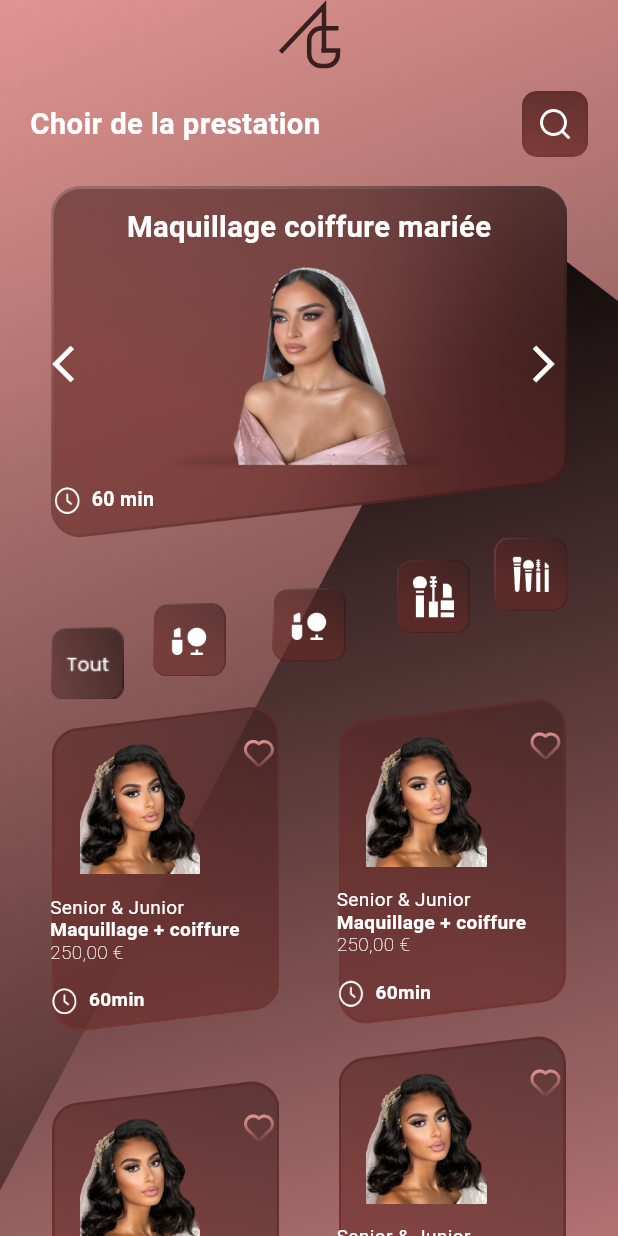
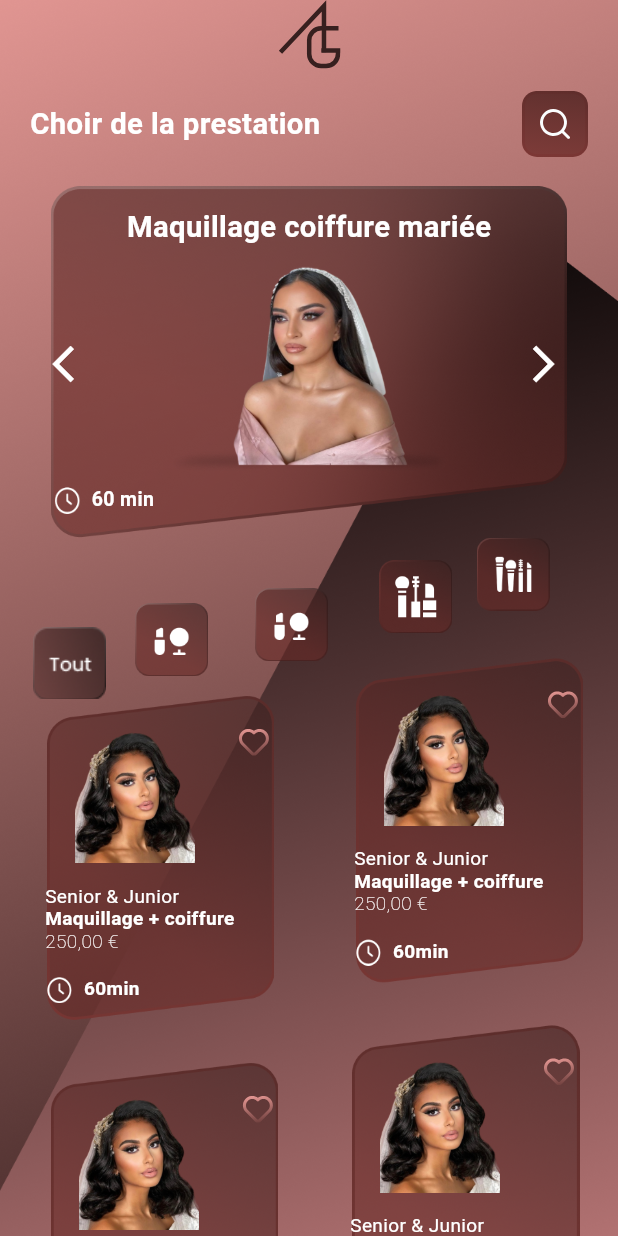
Before and after one commit to MUHAMMMADJUNAID1/dashboard_view, a Flutter app: the screen it shows after launch, on a phone screen of 412 x 824 dp. Run offline on Flutter 3.47's test engine with Material 3 defaults, Android fonts, the phone set to English and light mode, and no system bars; our stand-ins replace carousel_slider, device_preview, dots_indicator, flutter_screenutil, flutter_svg.

Commit message:
working on the responsive of the uesr need

```diff
--- a/lib/Common/bottomContainer.dart
+++ b/lib/Common/bottomContainer.dart
@@ -10,6 +10,8 @@ class BottomContainer extends StatelessWidget {
     return Container(
       width: 165.w,
       height: 225.h,
+      padding: const EdgeInsets.all(0),
+      margin: const EdgeInsets.all(0),
       decoration: const BoxDecoration(
           image: DecorationImage(
             image: AssetImage(
--- a/lib/View/DashBoard/home.dart
+++ b/lib/View/DashBoard/home.dart
@@ -37,7 +37,8 @@ class _HomeViewState extends State<HomeView> {
         backgroundColor: Colors.transparent,
         body: SafeArea(
           child: SingleChildScrollView(
-                child: Column(children: [
+            child: Column(
+              children: [
                 Padding(
                   padding: const EdgeInsets.symmetric(horizontal: 20),
                   child: Column(
@@ -59,8 +60,7 @@ class _HomeViewState extends State<HomeView> {
                             ),
                           ),
                           GestureDetector(
-                              child:
-                                  SvgPicture.asset('assets/img/searchbtn.svg'),
+                            child: SvgPicture.asset('assets/img/searchbtn.svg'),
                           ),
                         ],
                       ),
@@ -132,6 +132,11 @@ class _HomeViewState extends State<HomeView> {
                         ),
                       ),
                       SizedBox(
+                        height: 500.h,
+                        width: media.width,
+                        child: Stack(
+                          children: [
+                            SizedBox(
                               width: 330.w,
                               height: 110.h,
                               child: Stack(
@@ -186,37 +191,54 @@ class _HomeViewState extends State<HomeView> {
                                 ],
                               ),
                             ),
+                            Positioned(
+                              top: 80,
+                              child: Column(
+                                mainAxisAlignment: MainAxisAlignment.start,
+                                crossAxisAlignment: CrossAxisAlignment.center,
+                                children: [
+                                  Row(
+                                    mainAxisAlignment:
+                                        MainAxisAlignment.spaceAround,
+                                    crossAxisAlignment:
+                                        CrossAxisAlignment.start,
+                                    children: [
+                                      Padding(
+                                        padding: EdgeInsets.only(top: 25.0),
+                                        child: BottomContainer(),
+                                      ),
+                                      SizedBox(
+                                        width: 30.w,
+                                      ),
+                                      BottomContainer(),
                                     ],
                                   ),
+                                  Row(
+                                    mainAxisAlignment:
+                                        MainAxisAlignment.spaceAround,
+                                    crossAxisAlignment:
+                                        CrossAxisAlignment.start,
+                                    children: [
+                                      Padding(
+                                        padding: EdgeInsets.only(top: 25),
+                                        child: BottomContainer(),
                                       ),
-                  const Padding(
-                    padding: EdgeInsets.symmetric(horizontal: 15),
-                    child: Row(
-                      mainAxisAlignment: MainAxisAlignment.spaceAround,
-                      crossAxisAlignment: CrossAxisAlignment.end,
-                      children: [
+                                      SizedBox(
+                                        width: 25.w,
+                                      ),
                                       BottomContainer(),
-                        Padding(
-                          padding: EdgeInsets.only(bottom: 5),
-                          child: BottomContainer(),
+                                    ],
                                   ),
                                 ],
                               ),
                             ),
-                 const  Padding(
-                    padding:  EdgeInsets.symmetric(horizontal: 15),
-                    child:  Row(
-                      mainAxisAlignment: MainAxisAlignment.spaceAround,
-                      crossAxisAlignment: CrossAxisAlignment.center,
-                      children: [
-                        BottomContainer(),
-                        Padding(
-                          padding: EdgeInsets.only(bottom: 60),
-                          child: BottomContainer(),
+                          ],
+                        ),
                       ),
                     ],
                   ),
-                  )
+                ),
+
                 // GridView.builder(gridDelegate: const SliverGridDelegateWithFixedCrossAxisCount(
                 //     crossAxisCount: 2,
                 //   mainAxisSpacing: 10.0,
@@ -325,8 +347,11 @@ class _HomeViewState extends State<HomeView> {
                 //   );
                 //   },
                 // ),
-                ]),
+              ],
             ),
-            )));
+          ),
+        ),
+      ),
+    );
   }
 }
--- a/lib/main.dart
+++ b/lib/main.dart
@@ -5,11 +5,11 @@ import 'package:flutter_screenutil/flutter_screenutil.dart';
 import 'package:flutter/foundation.dart';
 
 void main() => runApp(
-      // DevicePreview(
-      //  enabled: !kReleaseMode,
-      //builder: (context) =>
+       DevicePreview(
+        enabled: !kReleaseMode,
+      builder: (context) =>
       const MyApp(), // Wrap your app
-      //    ),
+          ),
     );
 
 class MyApp extends StatelessWidget {
```
Also changed, not shown: 1 other file. Lines whose indentation alone changed are shown as unchanged.
